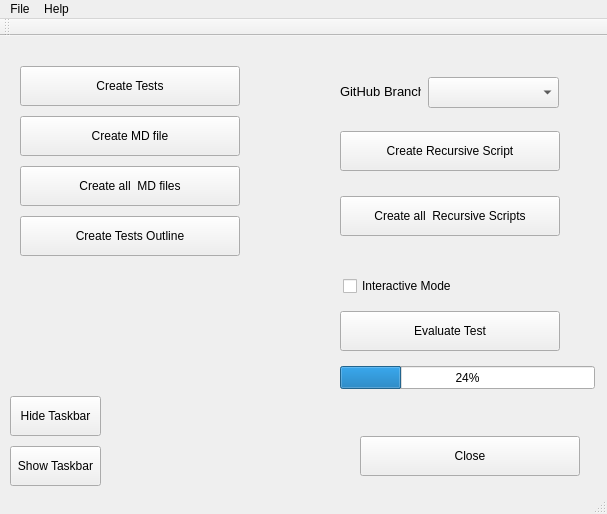
Before: the Qt Designer form tools/auto-tester/src/ui/AutoTester.ui in vircadia/vircadia-native-core, drawn with Qt 5.
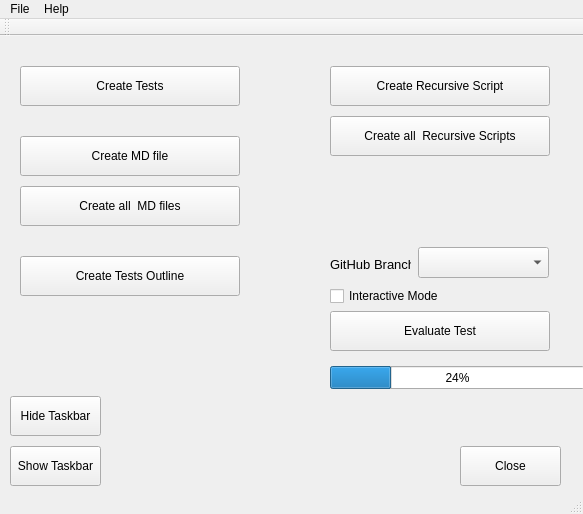
After: the same form once the commit is applied.

Commit message: Added selection of branch from combo.

What changed in the file:
```diff
--- a/tools/auto-tester/src/ui/AutoTester.ui
+++ b/tools/auto-tester/src/ui/AutoTester.ui
@@ -6,7 +6,7 @@
    <rect>
     <x>0</x>
     <y>0</y>
-    <width>607</width>
+    <width>583</width>
     <height>514</height>
    </rect>
   </property>
@@ -17,9 +17,9 @@
    <widget class="QPushButton" name="closeButton">
     <property name="geometry">
      <rect>
-      <x>360</x>
-      <y>400</y>
-      <width>220</width>
+      <x>460</x>
+      <y>410</y>
+      <width>101</width>
       <height>40</height>
      </rect>
     </property>
@@ -43,7 +43,7 @@
    <widget class="QPushButton" name="evaluateTestsButton">
     <property name="geometry">
      <rect>
-      <x>340</x>
+      <x>330</x>
       <y>275</y>
       <width>220</width>
       <height>40</height>
@@ -56,8 +56,8 @@
    <widget class="QPushButton" name="createRecursiveScriptButton">
     <property name="geometry">
      <rect>
-      <x>340</x>
-      <y>95</y>
+      <x>330</x>
+      <y>30</y>
       <width>220</width>
       <height>40</height>
      </rect>
@@ -69,8 +69,8 @@
    <widget class="QCheckBox" name="checkBoxInteractiveMode">
     <property name="geometry">
      <rect>
-      <x>343</x>
-      <y>240</y>
+      <x>330</x>
+      <y>250</y>
       <width>131</width>
       <height>20</height>
      </rect>
@@ -85,7 +85,7 @@
    <widget class="QProgressBar" name="progressBar">
     <property name="geometry">
      <rect>
-      <x>340</x>
+      <x>330</x>
       <y>330</y>
       <width>255</width>
       <height>23</height>
@@ -98,8 +98,8 @@
    <widget class="QPushButton" name="createAllRecursiveScriptsButton">
     <property name="geometry">
      <rect>
-      <x>340</x>
-      <y>160</y>
+      <x>330</x>
+      <y>80</y>
       <width>220</width>
       <height>40</height>
      </rect>
@@ -112,7 +112,7 @@
     <property name="geometry">
      <rect>
       <x>20</x>
-      <y>80</y>
+      <y>100</y>
       <width>220</width>
       <height>40</height>
      </rect>
@@ -125,7 +125,7 @@
     <property name="geometry">
      <rect>
       <x>20</x>
-      <y>130</y>
+      <y>150</y>
       <width>220</width>
       <height>40</height>
      </rect>
@@ -138,7 +138,7 @@
     <property name="geometry">
      <rect>
       <x>20</x>
-      <y>180</y>
+      <y>220</y>
       <width>220</width>
       <height>40</height>
      </rect>
@@ -176,8 +176,8 @@
    <widget class="QComboBox" name="branchComboBox">
     <property name="geometry">
      <rect>
-      <x>428</x>
-      <y>41</y>
+      <x>418</x>
+      <y>211</y>
       <width>131</width>
       <height>31</height>
      </rect>
@@ -186,10 +186,10 @@
    <widget class="QLabel" name="label">
     <property name="geometry">
      <rect>
-      <x>340</x>
-      <y>30</y>
+      <x>330</x>
+      <y>220</y>
       <width>81</width>
-      <height>51</height>
+      <height>16</height>
      </rect>
     </property>
     <property name="font">
@@ -207,7 +207,7 @@
     <rect>
      <x>0</x>
      <y>0</y>
-     <width>607</width>
+     <width>583</width>
      <height>21</height>
     </rect>
    </property>
```
The commit also changes 1 other file.
